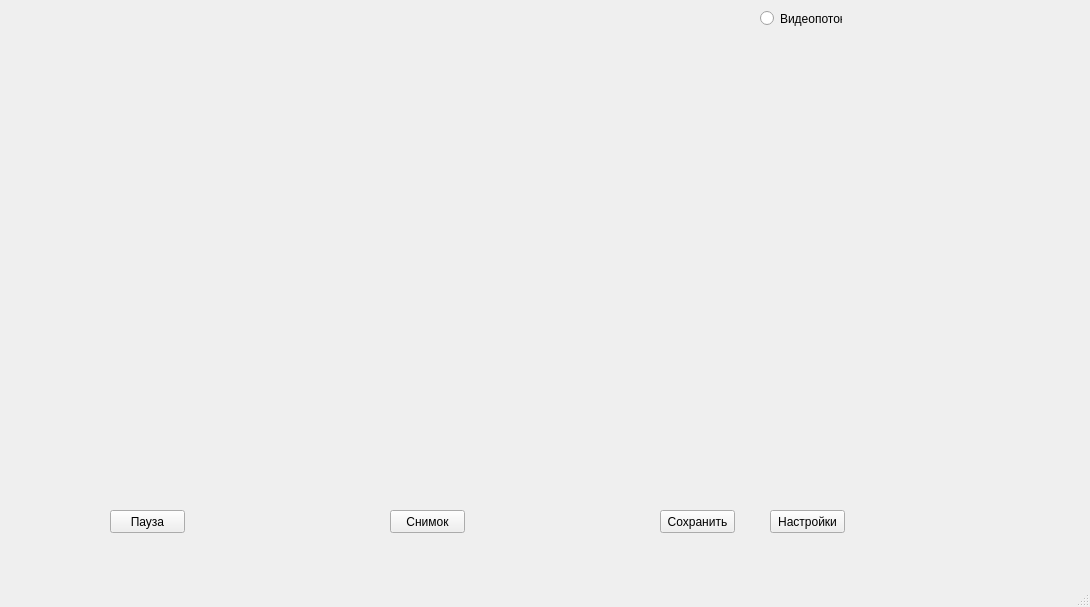
The window that less6/des.ui (sk1fix/iot_all_practies) describes before a commit, drawn with Qt 5.
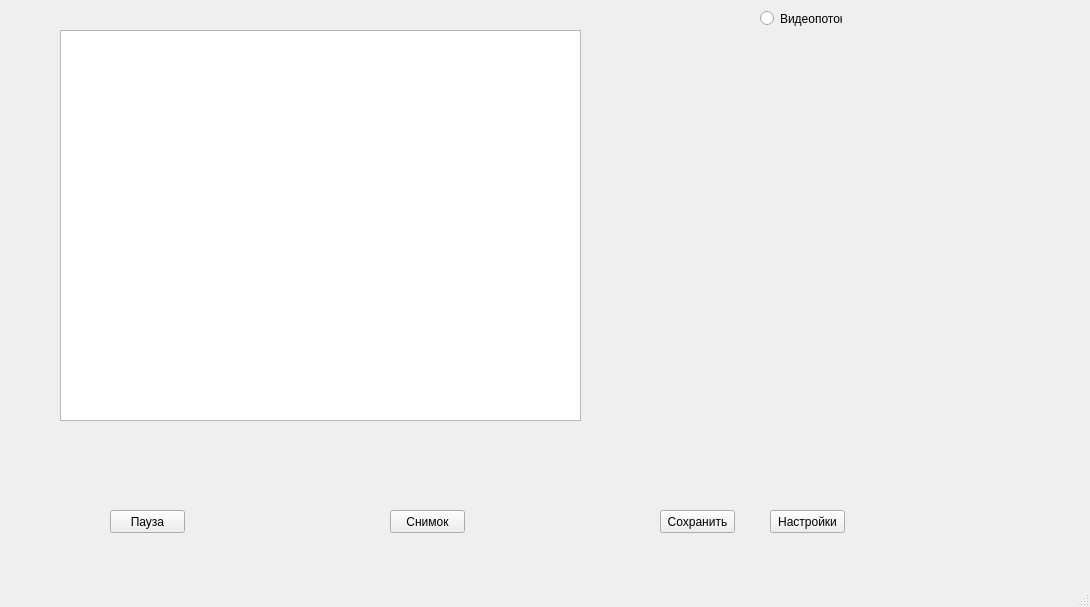
The same window after the commit.

The edit to the form file:
```diff
--- a/less6/des.ui
+++ b/less6/des.ui
@@ -93,12 +93,22 @@
     <property name="geometry">
      <rect>
       <x>670</x>
-      <y>90</y>
+      <y>70</y>
       <width>281</width>
       <height>191</height>
      </rect>
     </property>
    </widget>
+   <widget class="QGraphicsView" name="graphicsView">
+    <property name="geometry">
+     <rect>
+      <x>60</x>
+      <y>30</y>
+      <width>521</width>
+      <height>391</height>
+     </rect>
+    </property>
+   </widget>
   </widget>
   <widget class="QMenuBar" name="menubar">
    <property name="geometry">
```
Left out of the diff: 10 changed lines with no effect on the pictures.
